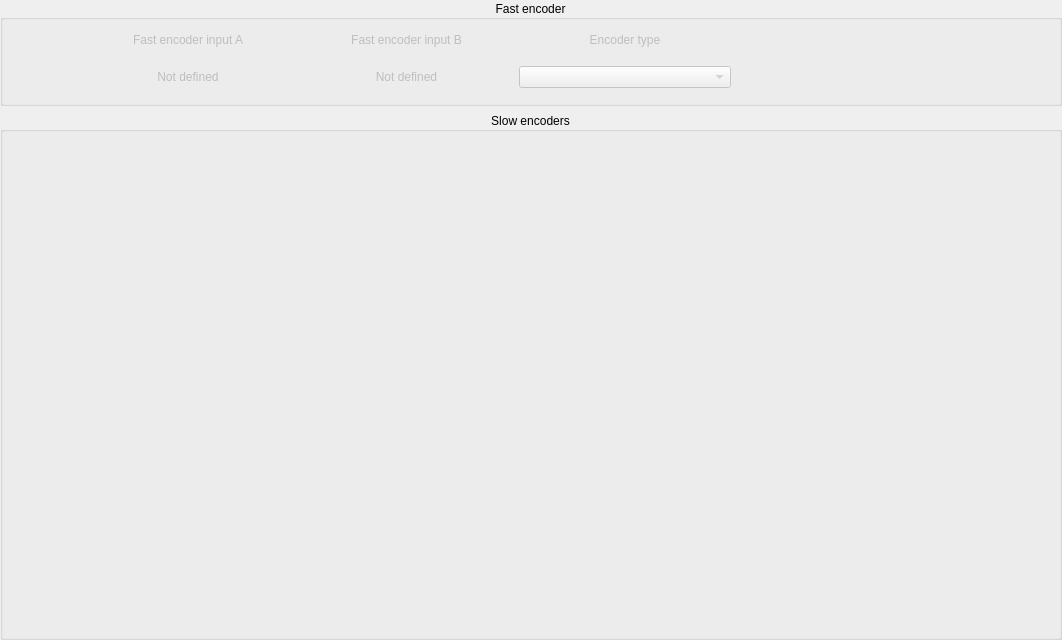
Above: src/widgets/encoders/encodersconfig.ui from invictuscockpits/HOTASConfigurator before the change. Below: the same form after it.
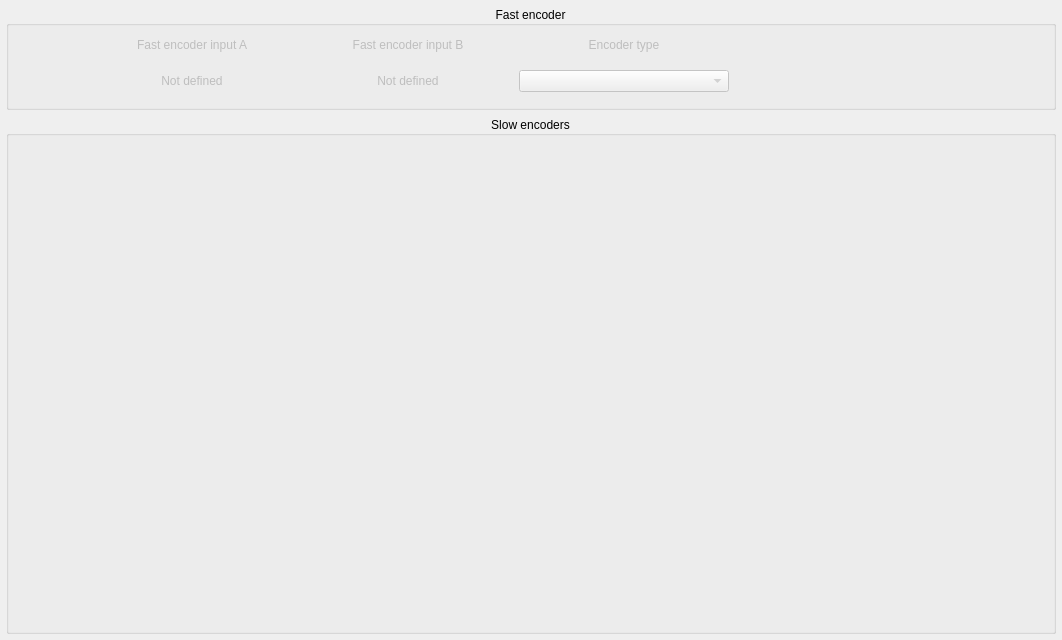
That is the form after the change. Custom widgets are drawn as their Qt base class.

What changed in the file:
```diff
--- a/src/widgets/encoders/encodersconfig.ui
+++ b/src/widgets/encoders/encodersconfig.ui
@@ -15,16 +15,16 @@
   </property>
   <layout class="QGridLayout" name="gridLayout">
    <property name="leftMargin">
-    <number>0</number>
+    <number>6</number>
    </property>
    <property name="topMargin">
-    <number>0</number>
+    <number>6</number>
    </property>
    <property name="rightMargin">
-    <number>0</number>
+    <number>6</number>
    </property>
    <property name="bottomMargin">
-    <number>0</number>
+    <number>6</number>
    </property>
    <item row="0" column="0">
     <widget class="QScrollArea" name="scrollArea">
@@ -39,8 +39,8 @@
        <rect>
         <x>0</x>
         <y>0</y>
-        <width>1062</width>
-        <height>640</height>
+        <width>1050</width>
+        <height>634</height>
        </rect>
       </property>
       <layout class="QVBoxLayout" name="verticalLayout" stretch="1,5">
```
Left out of the diff: 20 changed lines with no effect on the pictures.
